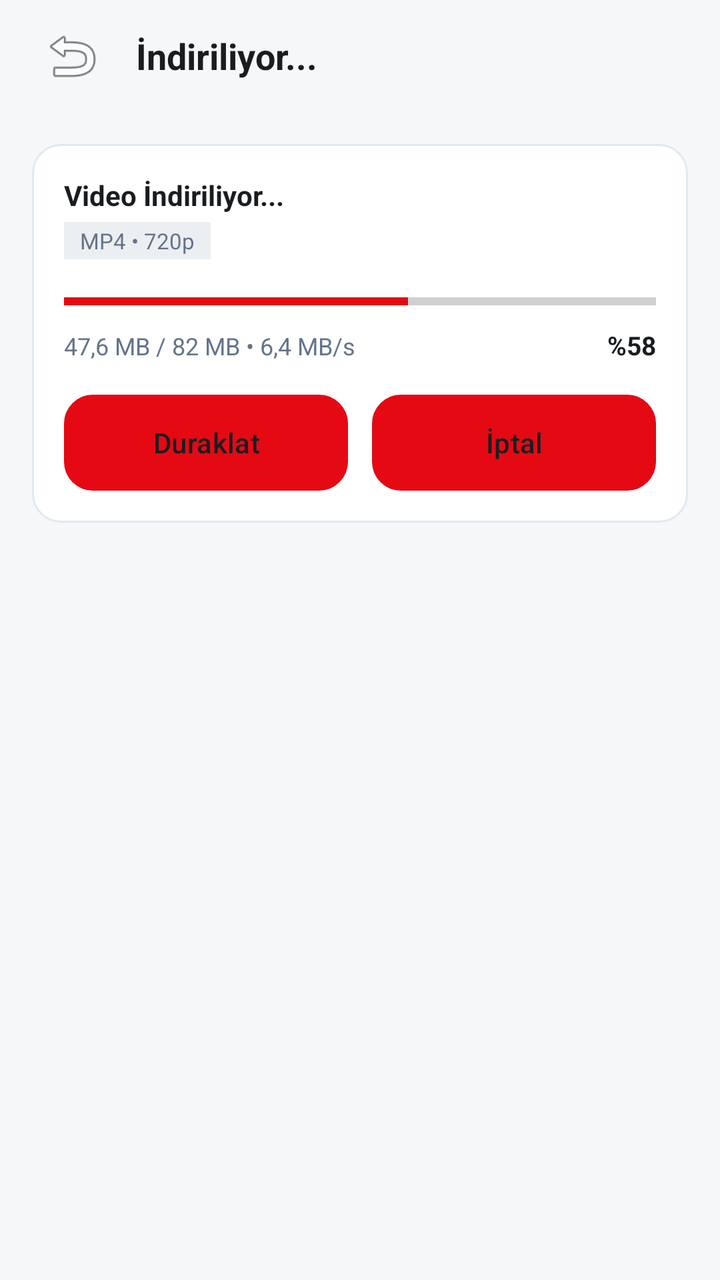
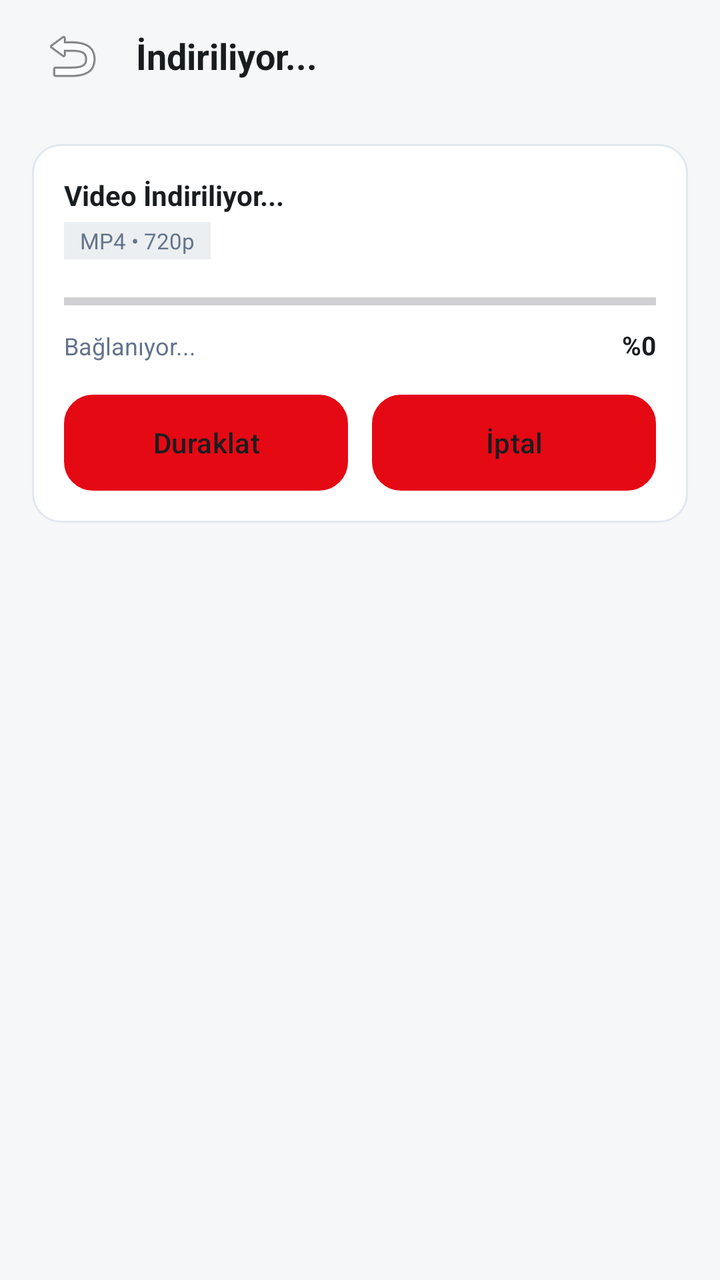

Compare the two renders of this Android layout. The source of the first and the diff that turns it into the second are given below.
<!-- AndroidManifest.xml: activity theme Theme.KZBStube.NoActionBar -->
<!-- res/layout/activity_active_downloads.xml -->
<?xml version="1.0" encoding="utf-8"?>
<LinearLayout xmlns:android="http://schemas.android.com/apk/res/android"
    android:layout_width="match_parent"
    android:layout_height="match_parent"
    android:background="@color/kzbs_bg"
    android:orientation="vertical">

    <LinearLayout
        android:layout_width="match_parent"
        android:layout_height="56dp"
        android:gravity="center_vertical"
        android:paddingHorizontal="16dp">

        <ImageButton
            android:id="@+id/btnBackActive"
            android:layout_width="40dp"
            android:layout_height="40dp"
            android:background="?selectableItemBackgroundBorderless"
            android:src="@android:drawable/ic_menu_revert" />

        <TextView
            android:layout_width="wrap_content"
            android:layout_height="wrap_content"
            android:layout_marginStart="12dp"
            android:text="İndiriliyor..."
            android:textColor="@color/text_primary"
            android:textSize="18sp"
            android:textStyle="bold" />
    </LinearLayout>

    <LinearLayout
        android:layout_width="match_parent"
        android:layout_height="wrap_content"
        android:layout_margin="16dp"
        android:background="@drawable/bg_search_box"
        android:orientation="vertical"
        android:padding="16dp">

        <TextView
            android:id="@+id/tvActiveTitle"
            android:layout_width="match_parent"
            android:layout_height="wrap_content"
            android:ellipsize="end"
            android:maxLines="2"
            android:text="Video İndiriliyor..."
            android:textColor="@color/text_primary"
            android:textSize="14sp"
            android:textStyle="bold" />

        <TextView
            android:id="@+id/tvActiveFormat"
            android:layout_width="wrap_content"
            android:layout_height="wrap_content"
            android:layout_marginTop="4dp"
            android:background="@color/kzbs_card_selected"
            android:paddingHorizontal="8dp"
            android:paddingVertical="2dp"
            android:text="MP4 • 720p"
            android:textColor="@color/text_secondary"
            android:textSize="11sp" />

        <ProgressBar
            android:id="@+id/pbActive"
            style="?android:attr/progressBarStyleHorizontal"
            android:layout_width="match_parent"
            android:layout_height="10dp"
            android:layout_marginTop="16dp"
            android:progress="58"
            android:progressTint="@color/kzbs_red" />

        <LinearLayout
            android:layout_width="match_parent"
            android:layout_height="wrap_content"
            android:layout_marginTop="8dp"
            android:orientation="horizontal">

            <TextView
                android:id="@+id/tvActiveMetrics"
                android:layout_width="0dp"
                android:layout_height="wrap_content"
                android:layout_weight="1"
                android:text="47,6 MB / 82 MB • 6,4 MB/s"
                android:textColor="@color/text_secondary"
                android:textSize="12sp" />

            <TextView
                android:id="@+id/tvActivePercent"
                android:layout_width="wrap_content"
                android:layout_height="wrap_content"
                android:text="%58"
                android:textColor="@color/text_primary"
                android:textSize="13sp"
                android:textStyle="bold" />
        </LinearLayout>

        <LinearLayout
            android:layout_width="match_parent"
            android:layout_height="wrap_content"
            android:layout_marginTop="16dp"
            android:orientation="horizontal">

            <Button
                android:id="@+id/btnPause"
                android:layout_width="0dp"
                android:layout_height="wrap_content"
                android:layout_marginEnd="6dp"
                android:layout_weight="1"
                android:background="@drawable/bg_search_box"
                android:text="Duraklat"
                android:textColor="@color/text_primary" />

            <Button
                android:id="@+id/btnCancel"
                android:layout_width="0dp"
                android:layout_height="wrap_content"
                android:layout_marginStart="6dp"
                android:layout_weight="1"
                android:background="@drawable/bg_search_box"
                android:text="İptal"
                android:textColor="@color/text_primary" />
        </LinearLayout>

    </LinearLayout>

</LinearLayout>
<!-- resources referenced by this layout -->
<resources>
  <color name="kzbs_bg">#F6F7F9</color>
  <color name="kzbs_card_selected">#ECEFF1</color>
  <color name="kzbs_red">#E50914</color>
  <color name="text_primary">#1A1D20</color>
  <color name="text_secondary">#64748B</color>
  <!-- drawable bg_search_box (drawable) -->
  <?xml version="1.0" encoding="utf-8"?>
  <shape xmlns:android="http://schemas.android.com/apk/res/android"
      android:shape="rectangle">
      <solid android:color="@color/kzbs_card" />
      <corners android:radius="14dp" />
      <stroke android:width="1dp" android:color="@color/kzbs_border" />
  </shape>
  <style name="Theme.KZBStube.NoActionBar" parent="Theme.KZBStube">
          <item name="windowActionBar">false</item>
          <item name="windowNoTitle">true</item>
      </style>
  <color name="kzbs_card">#FFFFFF</color>
  <color name="kzbs_border">#E2E8F0</color>
  <style name="Theme.KZBStube" parent="Theme.Material3.DayNight.NoActionBar">
          <item name="colorPrimary">@color/kzbs_red</item>
          <item name="colorSecondary">@color/kzbs_red_bright</item>
          <item name="android:statusBarColor">@color/kzbs_bg</item>
          <item name="android:navigationBarColor">@color/kzbs_nav_bg</item>
          <item name="android:windowBackground">@color/kzbs_bg</item>
          <item name="android:windowLightStatusBar">true</item>
      </style>
  <color name="kzbs_red_bright">#FF1E27</color>
  <color name="kzbs_nav_bg">#FFFFFF</color>
</resources>

<!-- the commit's change to res/layout/activity_active_downloads.xml (unified diff, before → after) -->
@@ -65,7 +65,7 @@
             android:layout_width="match_parent"
             android:layout_height="10dp"
             android:layout_marginTop="16dp"
-            android:progress="58"
+            android:progress="0"
             android:progressTint="@color/kzbs_red" />
 
         <LinearLayout
@@ -79,7 +79,7 @@
                 android:layout_width="0dp"
                 android:layout_height="wrap_content"
                 android:layout_weight="1"
-                android:text="47,6 MB / 82 MB • 6,4 MB/s"
+                android:text="Bağlanıyor..."
                 android:textColor="@color/text_secondary"
                 android:textSize="12sp" />
 
@@ -87,7 +87,7 @@
                 android:id="@+id/tvActivePercent"
                 android:layout_width="wrap_content"
                 android:layout_height="wrap_content"
-                android:text="%58"
+                android:text="%0"
                 android:textColor="@color/text_primary"
                 android:textSize="13sp"
                 android:textStyle="bold" />
